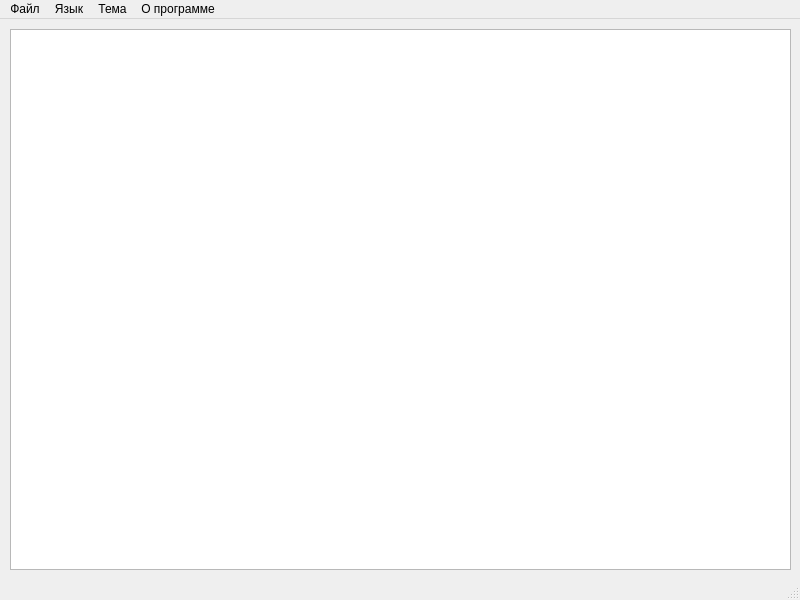
Above: TextEditor/mainwindow.ui from StepanIstomin/GB_QT before the change. Below: the same form after it.
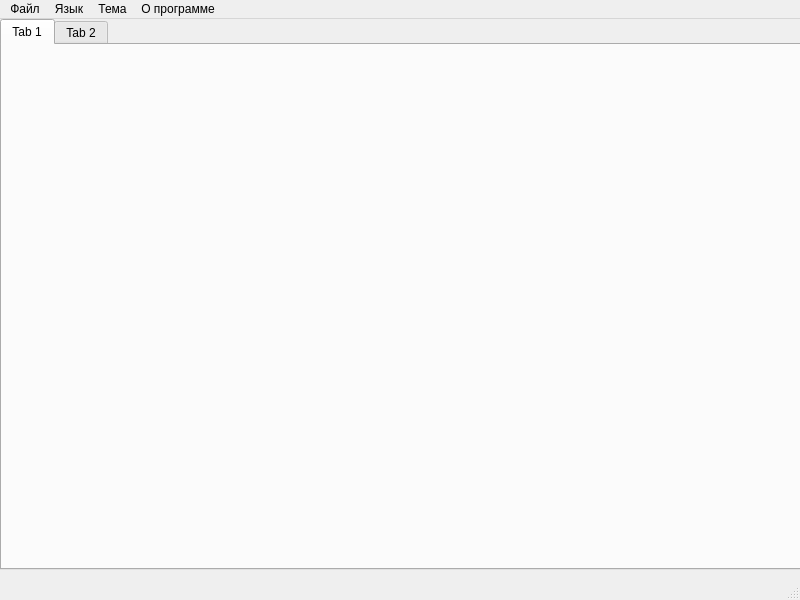
That is the form after the change.

The edit to the form file:
```diff
--- a/TextEditor/mainwindow.ui
+++ b/TextEditor/mainwindow.ui
@@ -26,15 +26,28 @@
    <string>MainWindow</string>
   </property>
   <widget class="QWidget" name="centralwidget">
-   <widget class="QTextEdit" name="textEdit">
+   <widget class="QTabWidget" name="tabWidget">
     <property name="geometry">
      <rect>
-      <x>10</x>
-      <y>10</y>
-      <width>781</width>
-      <height>541</height>
+      <x>0</x>
+      <y>0</y>
+      <width>801</width>
+      <height>551</height>
      </rect>
     </property>
+    <property name="currentIndex">
+     <number>0</number>
+    </property>
+    <widget class="QWidget" name="tab">
+     <attribute name="title">
+      <string>Tab 1</string>
+     </attribute>
+    </widget>
+    <widget class="QWidget" name="tab_2">
+     <attribute name="title">
+      <string>Tab 2</string>
+     </attribute>
+    </widget>
    </widget>
   </widget>
   <widget class="QMenuBar" name="menubar">
```
